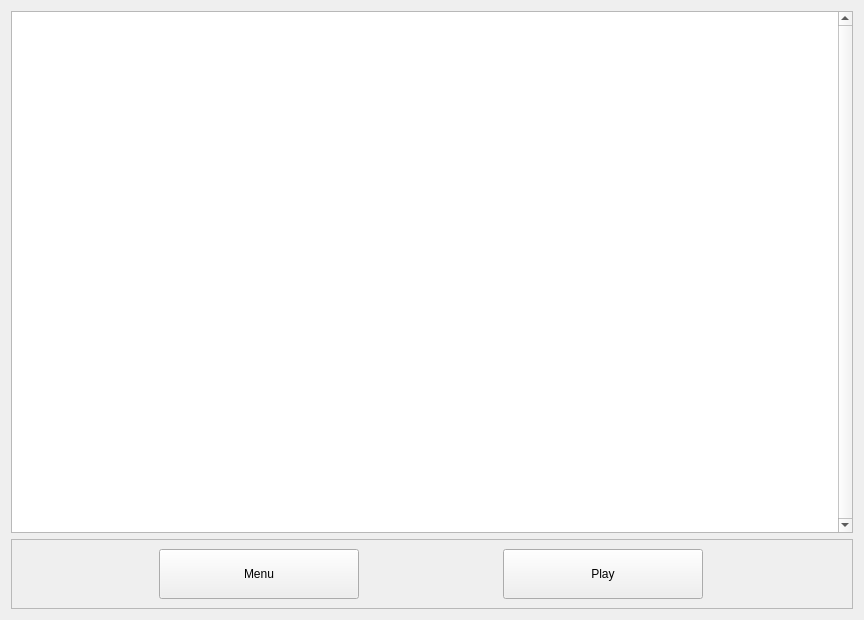
Qt form MinesweeperEdu/levelselect.ui (LowbeeNorman/MinesweeperEdu) before a commit.
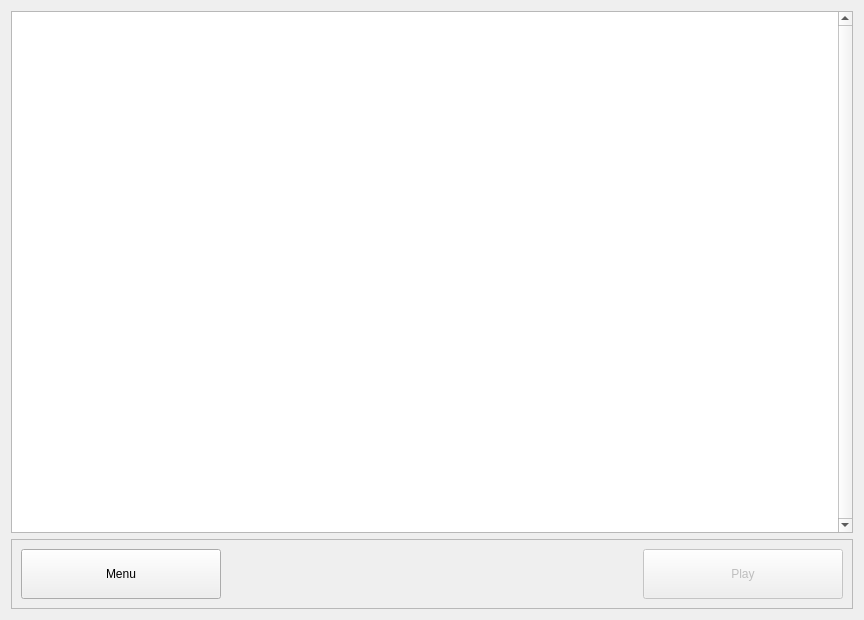
The same form after that commit.

Patch:
```diff
--- a/MinesweeperEdu/levelselect.ui
+++ b/MinesweeperEdu/levelselect.ui
@@ -61,8 +61,26 @@
         </property>
        </widget>
       </item>
+      <item>
+       <widget class="QLabel" name="levelLabel">
+        <property name="font">
+         <font>
+          <pointsize>30</pointsize>
+         </font>
+        </property>
+        <property name="text">
+         <string/>
+        </property>
+        <property name="alignment">
+         <set>Qt::AlignCenter</set>
+        </property>
+       </widget>
+      </item>
       <item>
        <widget class="QPushButton" name="playButton">
+        <property name="enabled">
+         <bool>false</bool>
+        </property>
         <property name="minimumSize">
          <size>
           <width>200</width>
```
